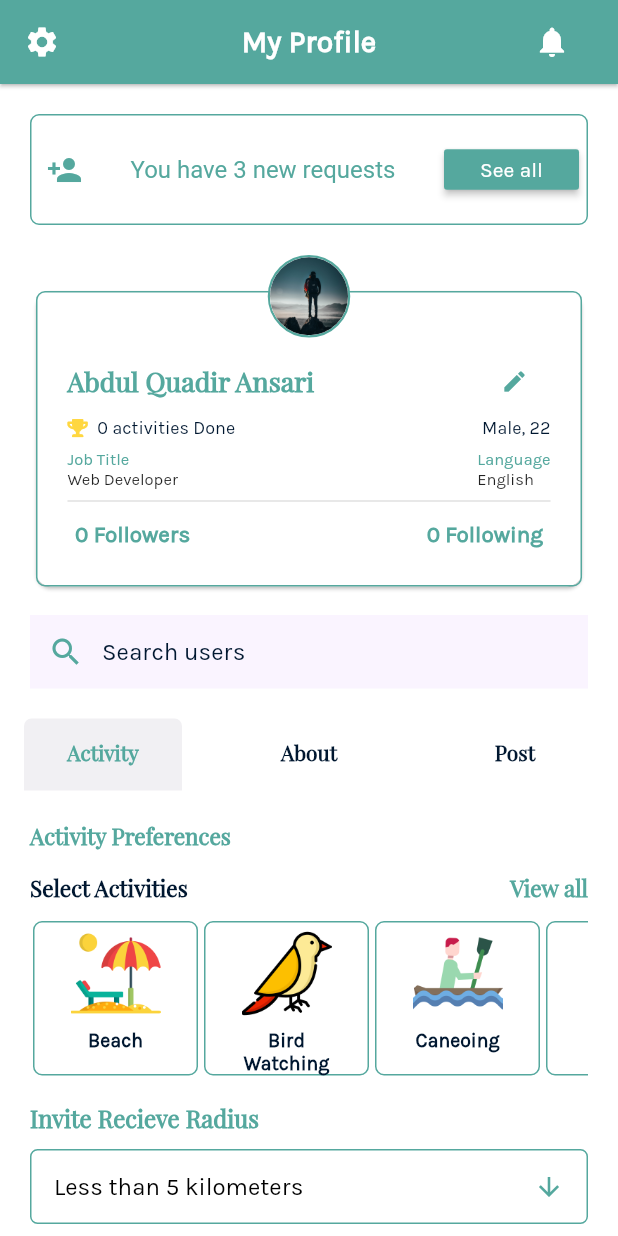
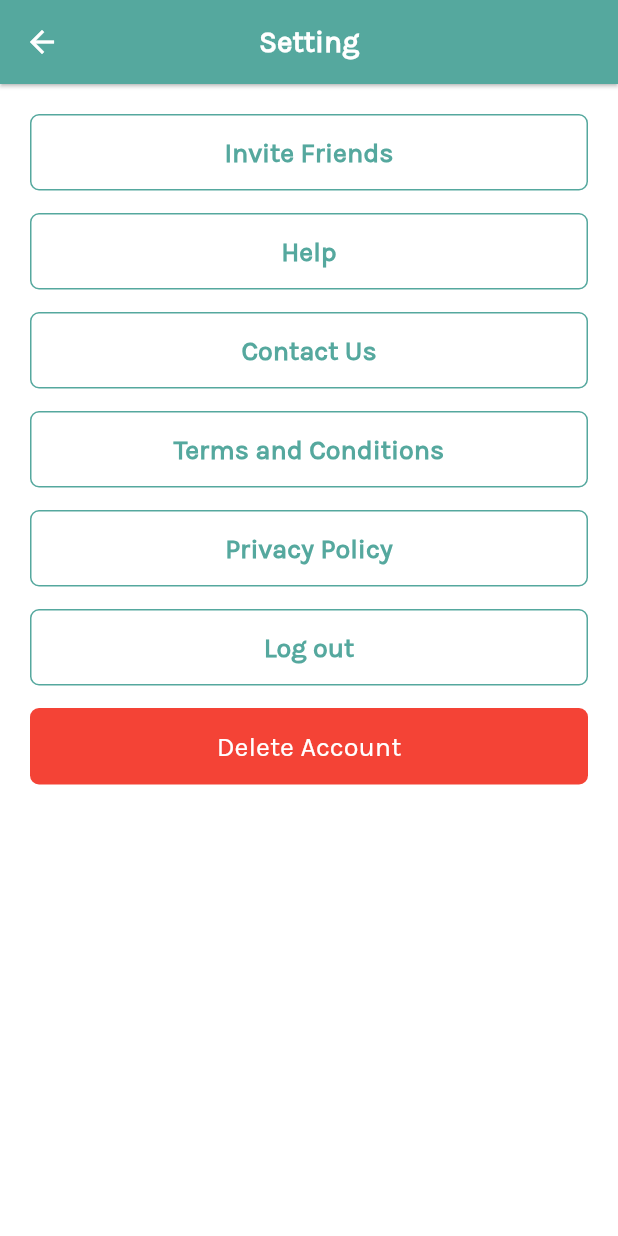
Before and after one commit to priyamshah112/chalo, a Flutter app: the ProfilePage screen opened directly, after a tap on the "settings" icon, on a phone screen of 412 x 824 dp. Run offline on Flutter 3.47's test engine with Material 2 defaults, Android fonts, the phone set to English and light mode, and no system bars; our stand-ins replace cloud_firestore, datetime_picker_formfield, firebase_auth, firebase_messaging, firebase_storage, flutter_map and 10 more; missing offline and left inert: gender_selection, geocoder, mapbox_search_flutter, steel_crypt; accounts and stored records are empty.

Commit message:
Setting Page

```diff
--- a/lib/Activites/all_activities.dart
+++ b/lib/Activites/all_activities.dart
@@ -381,7 +381,7 @@ class IconText extends StatelessWidget {
       children: <Widget>[
         Icon(
           icon,
-          color: Color(secondary),
+          color: Color(primary),
           size: 20,
         ),
         SizedBox(width: 3.0),
--- /dev/null
+++ b/lib/Settings/setting.dart
@@ -0,0 +1,324 @@
+import 'package:chaloapp/common/global_colors.dart';
+import 'package:chaloapp/widgets/DailogBox.dart';
+import 'package:flutter/material.dart';
+
+import 'package:font_awesome_flutter/font_awesome_flutter.dart';
+import 'package:like_button/like_button.dart';
+import 'package:toast/toast.dart';
+
+import '../Animation/FadeAnimation.dart';
+
+class Setting extends StatefulWidget {
+//  final String dp;
+//  final String name;
+//  final String time;
+//  final String img;
+//  final String caption;
+//  final String activityName;
+//
+//  Explore({
+//    Key key,
+//    @required this.dp,
+//    @required this.name,
+//    @required this.time,
+//    @required this.img,
+//    @required this.caption,
+//    @required this.activityName,
+//  }) : super(key: key);
+  @override
+  _SettingState createState() => _SettingState();
+}
+
+List<List<String>> ExplorepostList;
+
+class _SettingState extends State<Setting> {
+  DateTime currentBackPressTime;
+  Future<bool> _onWillPop(BuildContext context) {
+    DateTime now = DateTime.now();
+    if (currentBackPressTime == null ||
+        now.difference(currentBackPressTime) > Duration(seconds: 1)) {
+      currentBackPressTime = now;
+      Toast.show("Press back again to exit", context);
+      return Future.value(false);
+    }
+    return Future.value(true);
+  }
+
+  @override
+  void initState() {
+    // TODO: implement initState
+    super.initState();
+    ExplorepostList = [
+      [
+        "images/bgcover.jpg",
+        "Abdul Quadir Ansari",
+        "10",
+        "true",
+        "false",
+        "false",
+      ],
+      [
+        "images/bgcover.jpg",
+        "Ali Asgar",
+        "3",
+        "false",
+        "true",
+        "false",
+      ],
+      [
+        "images/bgcover.jpg",
+        "Sohil Luhar",
+        "8",
+        "false",
+        "false",
+        "true",
+      ],
+      [
+        "images/bgcover.jpg",
+        "Harsh Gupta",
+        "1",
+        "true",
+        "false",
+        "false",
+      ],
+      [
+        "images/bgcover.jpg",
+        "Mohammad Athania",
+        "9",
+        "false",
+        "false",
+        "true",
+      ],
+      [
+        "images/bgcover.jpg",
+        "Abdul Quadir Ansari",
+        "6",
+        "false",
+        "false",
+        "true",
+      ],
+      [
+        "images/bgcover.jpg",
+        "Sohil Luhar",
+        "4",
+        "false",
+        "false",
+        "true",
+      ],
+      [
+        "images/bgcover.jpg",
+        "Abdul Quadir Ansari",
+        "6",
+        "false",
+        "false",
+        "true",
+      ],
+      [
+        "images/bgcover.jpg",
+        "Abdul Quadir Ansari",
+        "3",
+        "false",
+        "false",
+        "true",
+      ],
+      [
+        "images/bgcover.jpg",
+        "Abdul Quadir Ansari",
+        "1",
+        "false",
+        "false",
+        "true",
+      ],
+      [
+        "images/bgcover.jpg",
+        "Abdul Quadir Ansari",
+        "1",
+        "false",
+        "false",
+        "true",
+      ],
+    ];
+  }
+
+  @override
+  Widget build(BuildContext context) {
+    return Scaffold(
+      backgroundColor: Colors.white,
+      appBar: AppBar(
+        centerTitle: true,
+        automaticallyImplyLeading: false,
+        title: Center(
+          child: Text(
+            "Setting",
+            style: TextStyle(
+              color: Colors.white,
+              fontFamily: bodyText,
+              fontWeight: FontWeight.bold,
+            ),
+          ),
+        ),
+        leading: InkWell(
+          onTap: () {
+            Navigator.pop(context);
+          },
+          child: Icon(
+            Icons.arrow_back,
+            color: Colors.white,
+          ),
+        ),
+        actions: <Widget>[
+          FlatButton(
+            onPressed: null,
+            child: Text(
+              "",
+              style: TextStyle(
+                color: Colors.white,
+                fontSize: 17,
+                fontFamily: bodyText,
+                fontWeight: FontWeight.bold,
+              ),
+            ),
+          ),
+        ],
+        elevation: 1.0,
+      ),
+      body: SafeArea(
+        child: SingleChildScrollView(
+          child: Padding(
+            padding: EdgeInsets.symmetric(vertical: 20, horizontal: 20),
+            child: Column(
+              mainAxisAlignment: MainAxisAlignment.center,
+              children: <Widget>[
+                ButtonWidget(
+                  title: "Invite Friends",
+                  buttonFunc: () {},
+                ),
+                ButtonWidget(
+                  title: "Help",
+                  buttonFunc: () {},
+                ),
+                ButtonWidget(
+                  title: "Contact Us",
+                  buttonFunc: () {},
+                ),
+                ButtonWidget(
+                  title: "Terms and Conditions",
+                  buttonFunc: () {},
+                ),
+                ButtonWidget(
+                  title: "Privacy Policy",
+                  buttonFunc: () {},
+                ),
+                ButtonWidget(
+                  title: "Log out",
+                  buttonFunc: () {},
+                ),
+                SizedBox(
+                  width: double.infinity,
+                  child: FlatButton(
+                    onPressed: () {},
+                    color: Colors.red,
+                    padding: EdgeInsets.symmetric(horizontal: 0, vertical: 15),
+                    shape: RoundedRectangleBorder(
+                      borderRadius: new BorderRadius.circular(6.0),
+                    ),
+                    textColor: Colors.white,
+                    child: Text(
+                      'Delete Account',
+                      style: TextStyle(
+                        fontFamily: bodyText,
+                        color: Colors.white,
+                        fontSize: 18,
+                      ),
+                    ),
+                  ),
+                ),
+              ],
+            ),
+          ),
+        ),
+      ),
+    );
+  }
+
+  void followbtn() {
+    showDialog(
+      context: context,
+      builder: (ctx) => DialogBox(
+        title: 'Follow',
+        titleColor: Color(primary),
+        description: "Your request to follow this user hase been sent",
+        buttonText1: "Done",
+        btn1Color: Color(primary),
+        button1Func: () {
+          Navigator.of(context, rootNavigator: true).pop();
+        },
+      ),
+    );
+  }
+
+  void unfollow() {
+    showDialog(
+        context: context,
+        builder: (ctx) => DialogBox(
+            title: 'Unfollow',
+            titleColor: Color(primary),
+            description:
+                "Are you sure you want to unfollow Abdul Quadir Ansari.",
+            buttonText1: "Cancel",
+            btn1Color: Color(primary),
+            button1Func: () {
+              Navigator.of(context, rootNavigator: true).pop();
+            },
+            buttonText2: "Unfollow",
+            btn2Color: Colors.red,
+            button2Func: () async {
+              Navigator.of(context, rootNavigator: true).pop();
+              // To close the dialog
+            }));
+  }
+}
+
+class ButtonWidget extends StatefulWidget {
+  final String title;
+  final Function buttonFunc;
+  const ButtonWidget({
+    Key key,
+    @required this.title,
+    this.buttonFunc,
+  }) : super(key: key);
+  @override
+  _ButtonWidgetState createState() => _ButtonWidgetState();
+}
+
+class _ButtonWidgetState extends State<ButtonWidget> {
+  @override
+  Widget build(BuildContext context) {
+    return Container(
+      margin: EdgeInsets.only(
+        bottom: 15,
+      ),
+      child: SizedBox(
+        width: double.infinity,
+        child: OutlineButton(
+          onPressed: widget.buttonFunc,
+          child: Text(
+            widget.title,
+            style: TextStyle(
+              fontWeight: FontWeight.bold,
+              fontFamily: bodyText,
+              fontSize: 18,
+            ),
+          ),
+          textColor: Color(primary),
+          shape: new RoundedRectangleBorder(
+            borderRadius: new BorderRadius.circular(6.0),
+          ),
+          borderSide: BorderSide(color: Color(primary)),
+          highlightedBorderColor: Color(primary),
+          padding: EdgeInsets.symmetric(horizontal: 0, vertical: 15),
+        ),
+      ),
+    );
+  }
+}
--- a/lib/profile/edit_profile_page.dart
+++ b/lib/profile/edit_profile_page.dart
@@ -49,6 +49,7 @@ class _EditProfileState extends State<EditProfile> {
     }
 
     return Scaffold(
+      backgroundColor: Colors.white,
       appBar: AppBar(
         backgroundColor: Color(primary),
         title: Center(
--- a/lib/profile/follow_request.dart
+++ b/lib/profile/follow_request.dart
@@ -170,6 +170,7 @@ class _FollowReqState extends State<FollowReq> {
   @override
   Widget build(BuildContext context) {
     return Scaffold(
+      backgroundColor: Colors.white,
       appBar: appbar(),
       body: SafeArea(
         child: SingleChildScrollView(
--- a/lib/profile/followers.dart
+++ b/lib/profile/followers.dart
@@ -192,6 +192,7 @@ class _FollowerState extends State<Follower> {
   @override
   Widget build(BuildContext context) {
     return Scaffold(
+      backgroundColor: Colors.white,
       appBar: appbar(),
       body: SafeArea(
         child: SingleChildScrollView(
--- a/lib/profile/following.dart
+++ b/lib/profile/following.dart
@@ -154,6 +154,7 @@ class _FollowingState extends State<Following> {
     ];
 
     return Scaffold(
+      backgroundColor: Colors.white,
       appBar: appbar(),
       body: SafeArea(
         child: SingleChildScrollView(
--- a/lib/profile/profile_page.dart
+++ b/lib/profile/profile_page.dart
@@ -1,6 +1,7 @@
 import 'dart:async';
 import 'dart:io';
 import 'dart:math';
+import 'package:chaloapp/Settings/setting.dart';
 import 'package:chaloapp/profile/edit_profile_page.dart';
 import 'package:chaloapp/profile/follow_request.dart';
 import 'package:chaloapp/profile/following.dart';
@@ -11,9 +12,7 @@ import 'package:flutter/material.dart';
 import 'package:flutter/services.dart';
 import 'package:font_awesome_flutter/font_awesome_flutter.dart';
 import '../data/User.dart';
-
 import 'package:chaloapp/common/global_colors.dart';
-
 import 'package:image_picker/image_picker.dart';
 import 'package:path/path.dart';
 
@@ -113,7 +112,12 @@ class _ProfilePageState extends State<ProfilePage> {
             ),
           ),
           leading: InkWell(
-            onTap: () {},
+            onTap: () {
+              Navigator.push(
+                context,
+                MaterialPageRoute(builder: (BuildContext context) => Setting()),
+              );
+            },
             child: Icon(
               Icons.settings,
               color: Colors.white,
@@ -1347,6 +1351,7 @@ class _allActivityState extends State<allActivity> {
   @override
   Widget build(BuildContext context) {
     return Scaffold(
+      backgroundColor: Colors.white,
       appBar: AppBar(
         leading: InkWell(
           onTap: () {
```
Also changed, not shown: lib/home/home.dart (+57 -5 lines), lib/main.dart (+4 -3 lines).
